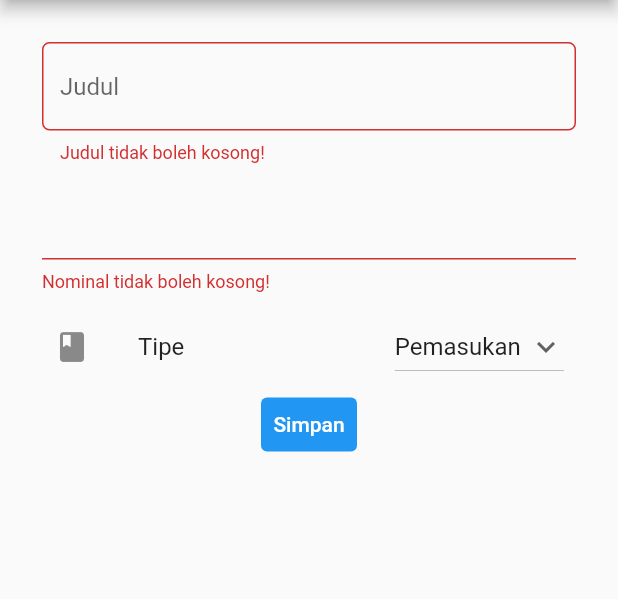
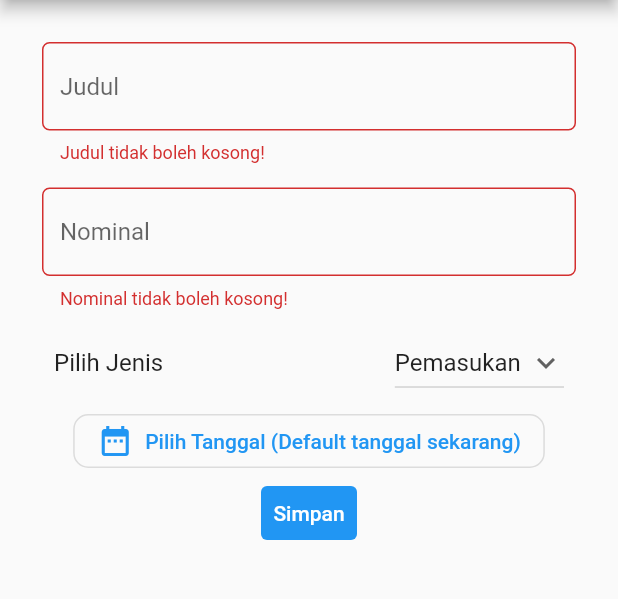
Before and after one commit to garbitz/tugas-flutter-pbp, a Flutter app: the MyFormPage screen opened directly, after a tap on "Simpan", on a phone screen of 412 x 824 dp, the part 84-683 px from its top. Run offline on Flutter 3.47's test engine with Material 2 defaults, Android fonts, the phone set to English and light mode, and no system bars.

Commit message:
impelemented bonus

```diff
--- a/counter_7/lib/add_budget.dart
+++ b/counter_7/lib/add_budget.dart
@@ -2,16 +2,18 @@ import 'package:counter_7/main.dart';
 import 'package:flutter/material.dart';
 import 'package:counter_7/data.dart';
 import 'package:flutter/services.dart';
+import 'package:counter_7/drawer.dart';
 
 class Budget {
   String judul;
   int nominal;
   String tipe;
+  DateTime date;
 
-  Budget(this.judul, this.nominal, this.tipe);
+  Budget(this.judul, this.nominal, this.tipe, this.date);
 }
 
-class Add{
+class Add {
   static List<Budget> contain = <Budget>[];
 }
 
@@ -26,8 +28,9 @@ class _MyFormPageState extends State<MyFormPage> {
   final _formKey = GlobalKey<FormState>();
   String _judul = "";
   int _nominal = 0;
-  String jenis = 'Pemasukan';
+  String jenis = "Pemasukan";
   List<String> listJenis = ['Pemasukan', 'Pengeluaran'];
+  DateTime date = DateTime.now();
 
   @override
   Widget build(BuildContext context) {
@@ -36,43 +39,7 @@ class _MyFormPageState extends State<MyFormPage> {
         title: Text("Form"),
       ),
       // Menambahkan drawer menu
-      drawer: Drawer(
-        child: Column(
-          children: [
-            // Menambahkan clickable menu
-           ListTile(
-            title: const Text('counter_7'),
-            onTap: () {
-              // Route menu ke halaman utama
-              Navigator.pushReplacement(
-                context,
-                MaterialPageRoute(builder: (context) => const MyHomePage(title:"counter_7")),
-              );
-            },
-          ),
-          ListTile(
-            title: const Text('Tambah Budget'),
-            onTap: () {
-              // Route menu ke halaman form
-              Navigator.pushReplacement(
-                context,
-                MaterialPageRoute(builder: (context) => const MyFormPage()),
-              );
-            },
-          ),
-           ListTile(
-            title: const Text('Data Budget'),
-            onTap: () {
-              // Route menu ke halaman form
-              Navigator.pushReplacement(
-                context,
-                MaterialPageRoute(builder: (context) => const MyDataPage()),
-              );
-            },
-          ),
-          ],
-        ),
-      ),
+      drawer: SideBar(),
       body: Form(
         key: _formKey,
         child: SingleChildScrollView(
@@ -115,8 +82,17 @@ class _MyFormPageState extends State<MyFormPage> {
                   // Menggunakan padding sebesar 8 pixels
                   padding: const EdgeInsets.all(8.0),
                   child: TextFormField(
+                    decoration: InputDecoration(
+                      hintText: "Nominal",
+                      // Menambahkan circular border agar lebih rapi
+                      border: OutlineInputBorder(
+                        borderRadius: BorderRadius.circular(5.0),
+                      ),
+                    ),
                     keyboardType: TextInputType.number,
-            inputFormatters: <TextInputFormatter>[FilteringTextInputFormatter.digitsOnly],
+                    inputFormatters: <TextInputFormatter>[
+                      FilteringTextInputFormatter.digitsOnly
+                    ],
                     onChanged: (String? value) {
                       setState(() {
                         _nominal = int.parse(value!);
@@ -135,14 +111,13 @@ class _MyFormPageState extends State<MyFormPage> {
                       }
                       return null;
                     },
-)
-              ),
+                  )),
               ListTile(
-                leading: const Icon(Icons.class_),
                 title: const Text(
-                  'Tipe',
+                  'Pilih Jenis',
                 ),
                 trailing: DropdownButton(
+                  hint: const Text('Pilih Jenis'),
                   value: jenis,
                   icon: const Icon(Icons.keyboard_arrow_down),
                   items: listJenis.map((String items) {
@@ -158,6 +133,28 @@ class _MyFormPageState extends State<MyFormPage> {
                   },
                 ),
               ),
+              OutlinedButton.icon(
+                  onPressed: () {
+                    showDatePicker(
+                            context: context,
+                            initialDate: date,
+                            firstDate: DateTime(1945),
+                            lastDate: DateTime(2077))
+                        .then((selectedDate) {
+                      setState(() {
+                        if (selectedDate != null) {
+                          date = selectedDate;
+                        }
+                      });
+                    });
+                  },
+                  style: ButtonStyle(
+                      shape: MaterialStateProperty.all<RoundedRectangleBorder>(
+                          RoundedRectangleBorder(
+                    borderRadius: BorderRadius.circular(10),
+                  ))),
+                  icon: const Icon(Icons.date_range),
+                  label: const Text("Pilih Tanggal (Default tanggal sekarang)")),
               TextButton(
                 child: const Text(
                   "Simpan",
@@ -198,7 +195,7 @@ class _MyFormPageState extends State<MyFormPage> {
                         );
                       },
                     );
-                    Add.contain.add(Budget(_judul, _nominal, jenis));
+                    Add.contain.add(Budget(_judul, _nominal, jenis!, date));
                   }
                 },
               ),
--- /dev/null
+++ b/counter_7/lib/drawer.dart
@@ -0,0 +1,51 @@
+import 'package:flutter/material.dart';
+import 'package:counter_7/add_budget.dart';
+import 'package:counter_7/main.dart';
+import 'package:counter_7/data.dart';
+
+
+class SideBar extends StatelessWidget {
+    const SideBar();
+
+    @override
+    Widget build(BuildContext context) {
+        return Drawer(
+        child: Column(
+            children: [
+            // Menambahkan clickable menu
+            ListTile(
+                title: const Text('counter_7'),
+                onTap: () {
+                // Route menu ke halaman utama
+                Navigator.pushReplacement(
+                    context,
+                    MaterialPageRoute(
+                        builder: (context) => const MyHomePage(title: "counter_7")),
+                );
+                },
+            ),
+            ListTile(
+                title: const Text('Tambah Budget'),
+                onTap: () {
+                // Route menu ke halaman form
+                Navigator.pushReplacement(
+                    context,
+                    MaterialPageRoute(builder: (context) => const MyFormPage()),
+                );
+                },
+            ),
+            ListTile(
+                title: const Text('Data Budget'),
+                onTap: () {
+                // Route menu ke halaman form
+                Navigator.pushReplacement(
+                    context,
+                    MaterialPageRoute(builder: (context) => const MyDataPage()),
+                );
+                },
+            ),
+            ],
+        ),
+        );
+    }
+}
```
Also changed, not shown: counter_7/lib/data.dart (+4 -40 lines), counter_7/lib/main.dart (+39 -37 lines). Lines whose indentation alone changed are shown as unchanged.
